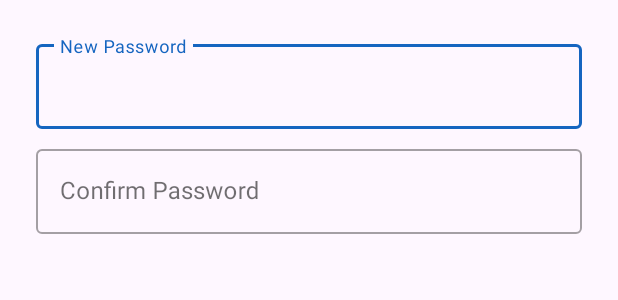
After one commit to JonathanAkabuike0573/LIFE_EnvironmentalSolutions, an Android app: the layout dialog_change_password.xml on its own in the app's theme, with its tools: preview values and no code run, on a phone screen of 412 x 824 dp. The commit adds this screen. Shown: the top 300 px of the screen. Run offline under Robolectric (Android 15) with nearby library versions, the phone set to English and light mode, and no system bars.

Commit message:
Added change password functionality and dialog

```diff
--- /dev/null
+++ b/lifeenvironmentalsolution/src/main/res/layout/dialog_change_password.xml
@@ -0,0 +1,37 @@
+<?xml version="1.0" encoding="utf-8"?>
+<LinearLayout xmlns:android="http://schemas.android.com/apk/res/android"
+    android:layout_width="match_parent"
+    android:layout_height="wrap_content"
+    android:orientation="vertical"
+    android:padding="24dp">
+
+    <com.google.android.material.textfield.TextInputLayout
+        android:layout_width="match_parent"
+        android:layout_height="wrap_content"
+        style="@style/Widget.MaterialComponents.TextInputLayout.OutlinedBox">
+
+        <com.google.android.material.textfield.TextInputEditText
+            android:id="@+id/new_password_edit_text"
+            android:layout_width="match_parent"
+            android:layout_height="wrap_content"
+            android:hint="New Password"
+            android:inputType="textPassword" />
+
+    </com.google.android.material.textfield.TextInputLayout>
+
+    <com.google.android.material.textfield.TextInputLayout
+        android:layout_width="match_parent"
+        android:layout_height="wrap_content"
+        android:layout_marginTop="8dp"
+        style="@style/Widget.MaterialComponents.TextInputLayout.OutlinedBox">
+
+        <com.google.android.material.textfield.TextInputEditText
+            android:id="@+id/confirm_password_edit_text"
+            android:layout_width="match_parent"
+            android:layout_height="wrap_content"
+            android:hint="Confirm Password"
+            android:inputType="textPassword" />
+
+    </com.google.android.material.textfield.TextInputLayout>
+
+</LinearLayout>
```
Also changed, not shown: lifeenvironmentalsolution/src/main/java/ca/light/indoorair/freshness/energy/it/life/environmental/solution/MainActivity.java (+0 -29 lines), lifeenvironmentalsolution/src/main/java/ca/light/indoorair/freshness/energy/it/life/environmental/solution/SettingsFragment.java (+55 -0 lines).
